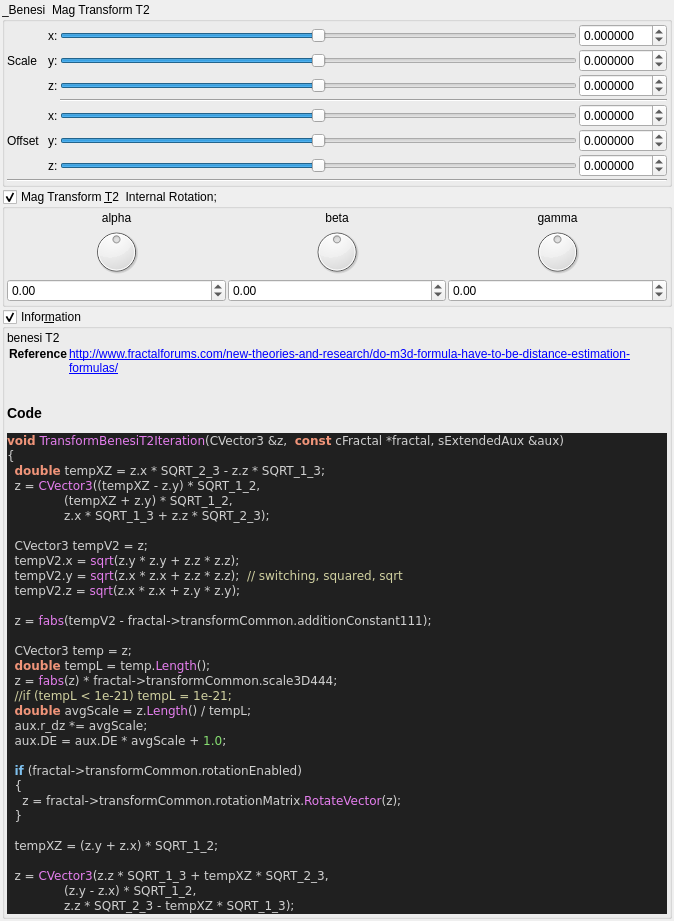
buddhi1980/mandelbulber2, file mandelbulber2/qt_data/fractal_transf_benesi_T2.ui: the form before one commit.
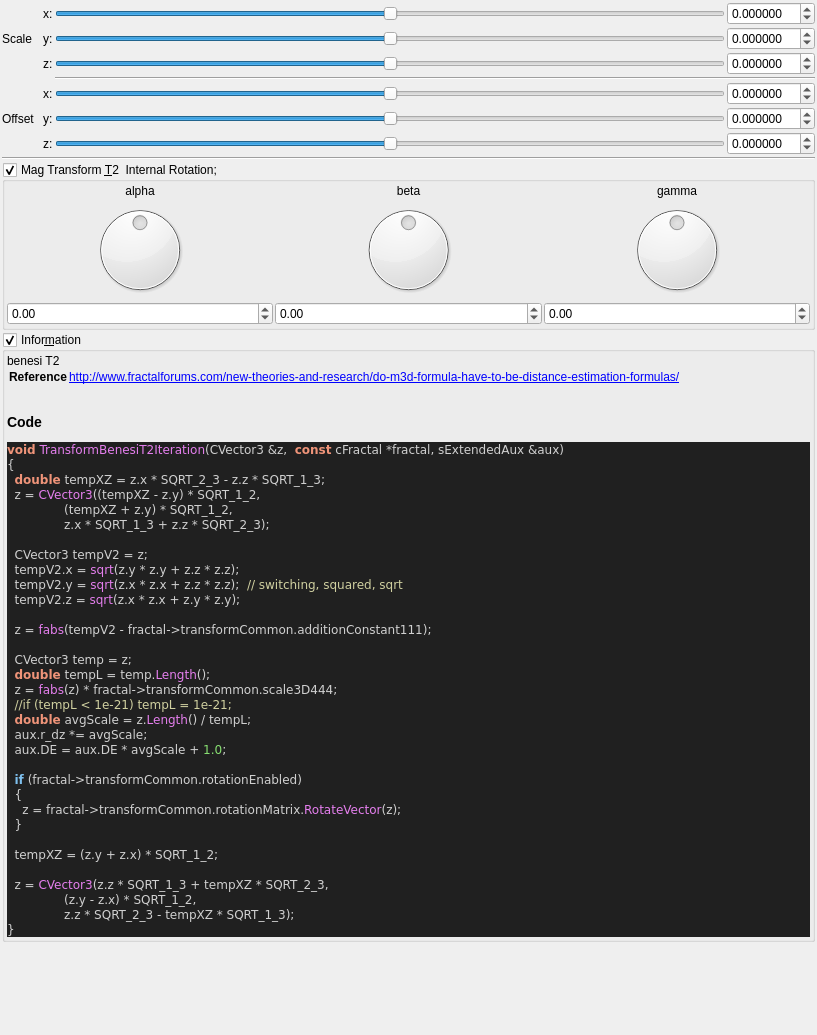
The form after the commit. Custom widgets are drawn as their Qt base class.

What changed in the file:
```diff
--- a/mandelbulber2/qt_data/fractal_transf_benesi_T2.ui
+++ b/mandelbulber2/qt_data/fractal_transf_benesi_T2.ui
@@ -6,8 +6,8 @@
    <rect>
     <x>0</x>
     <y>0</y>
-    <width>674</width>
-    <height>735</height>
+    <width>817</width>
+    <height>1035</height>
    </rect>
   </property>
   <property name="windowTitle">
@@ -30,33 +30,6 @@
     <number>2</number>
    </property>
    <item>
-    <widget class="QGroupBox" name="groupBox">
-     <property name="toolTip">
-      <string>&lt;html&gt;&lt;head/&gt;&lt;body&gt;&lt;p&gt;&lt;span style=&quot; color:#000000;&quot;&gt;benesi T2 &lt;/span&gt;&lt;/p&gt;&lt;p&gt;&lt;span style=&quot; font-family:'Courier New,courier'; color:#000000;&quot;&gt;http://www.fractalforums.com/new-theories-and-research/do-m3d-formula-have-to-be-distance-estimation-formulas/&lt;/span&gt;&lt;/p&gt;&lt;/body&gt;&lt;/html&gt;</string>
-     </property>
-     <property name="title">
-      <string>_Benesi  Mag Transform T2</string>
-     </property>
-     <property name="checkable">
-      <bool>false</bool>
-     </property>
-     <layout class="QVBoxLayout" name="verticalLayout_29" stretch="0,0">
-      <property name="spacing">
-       <number>2</number>
-      </property>
-      <property name="leftMargin">
-       <number>2</number>
-      </property>
-      <property name="topMargin">
-       <number>2</number>
-      </property>
-      <property name="rightMargin">
-       <number>2</number>
-      </property>
-      <property name="bottomMargin">
-       <number>2</number>
-      </property>
-      <item>
        <layout class="QGridLayout" name="gridLayout_63">
         <property name="spacing">
          <number>2</number>
@@ -431,9 +404,6 @@
         <property name="orientation">
          <enum>Qt::Horizontal</enum>
         </property>
-       </widget>
-      </item>
-     </layout>
     </widget>
    </item>
    <item>
```
Lines whose indentation alone changed are shown as unchanged.
